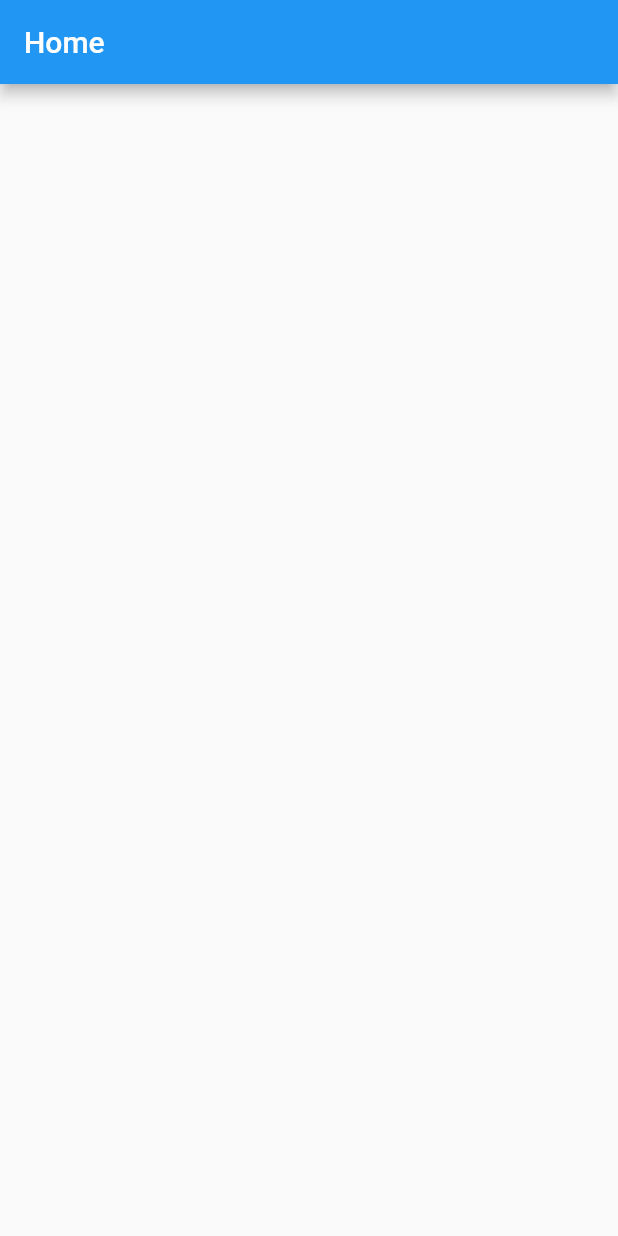
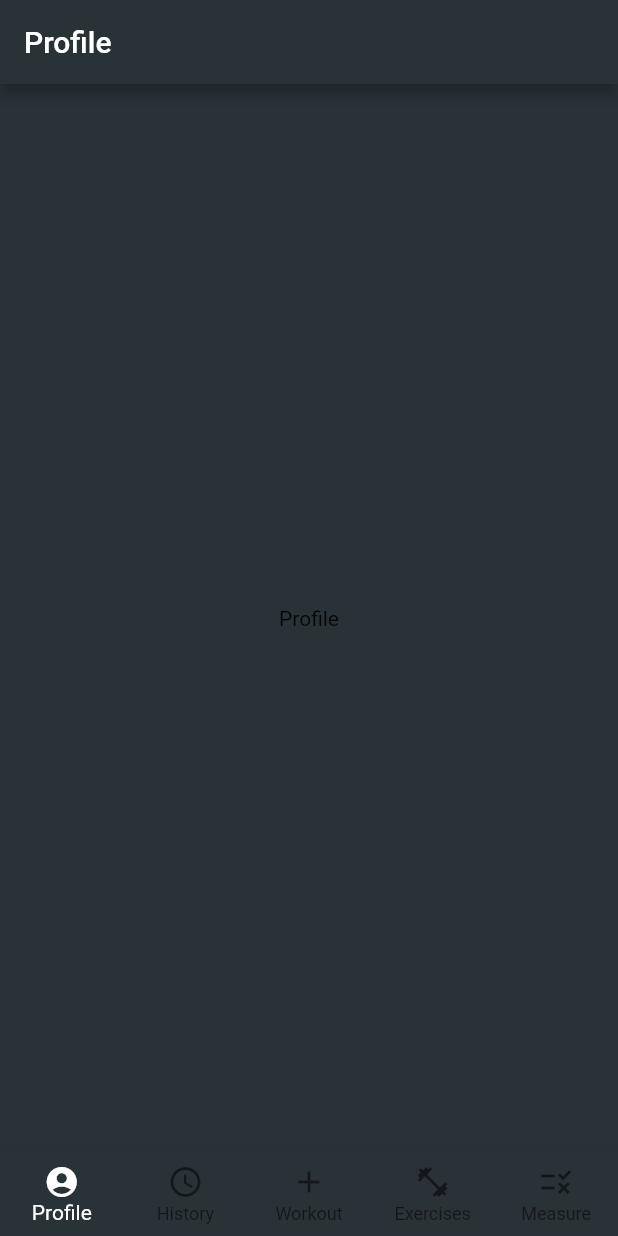
Before and after one commit to iamTheo20/Flutter_basics, a Flutter app: the screen it shows after launch, on a phone screen of 412 x 824 dp. Run offline on Flutter 3.47's test engine with Material 2 defaults, Android fonts, the phone set to English and light mode, and no system bars.

Commit message:
workout step1
did the first things to the workout portion

```diff
--- /dev/null
+++ b/friendAlarm/app/lib/HistoryPage.dart
@@ -0,0 +1,15 @@
+
+import 'package:flutter/material.dart';
+
+class HistoryPage extends StatelessWidget {
+  @override
+  Widget build(BuildContext context) => Scaffold(
+    appBar: AppBar(
+      backgroundColor: Color.fromRGBO(41, 50, 55, 1.0),
+      title: Text('History'),
+
+    ),
+    body: Center(child: Text('History')),
+    backgroundColor: Color.fromRGBO(41, 50, 55, 1.0),
+  );
+}
--- /dev/null
+++ b/friendAlarm/app/lib/MeasurePage.dart
@@ -0,0 +1,15 @@
+
+import 'package:flutter/material.dart';
+
+class MeasurePage extends StatelessWidget {
+  @override
+  Widget build(BuildContext context) => Scaffold(
+    appBar: AppBar(
+      backgroundColor: Color.fromRGBO(41, 50, 55, 1.0),
+      title: Text('Measure'),
+
+    ),
+    body: Center(child: Text('Measure')),
+    backgroundColor: Color.fromRGBO(41, 50, 55, 1.0),
+  );
+}
--- /dev/null
+++ b/friendAlarm/app/lib/ProfilePage.dart
@@ -0,0 +1,15 @@
+
+import 'package:flutter/material.dart';
+
+class ProfilePage extends StatelessWidget {
+  @override
+  Widget build(BuildContext context) => Scaffold(
+    appBar: AppBar(
+      backgroundColor: Color.fromRGBO(41, 50, 55, 1.0),
+      title: const Text('Profile'),
+
+    ),
+    body: Center(child: Text('Profile')),
+    backgroundColor: Color.fromRGBO(41, 50, 55, 1.0),
+  );
+}
--- a/friendAlarm/app/lib/main.dart
+++ b/friendAlarm/app/lib/main.dart
@@ -1,3 +1,10 @@
+
+
+import 'ProfilePage.dart';
+import 'ExercisePage.dart';
+import 'HistoryPage.dart';
+import 'WorkoutPage.dart';
+import 'MeasurePage.dart';
 import 'package:flutter/material.dart';
 
 void main() {
@@ -15,7 +22,7 @@ class MyApp extends StatelessWidget {
       theme: ThemeData(
         primarySwatch: Colors.blue,
       ),
-      home: const MyHomePage(title: 'Flutter Demo Home Page'),
+      home: MyHomePage(title: 'Flutter Demo Home Page'),
     );
   }
 }
@@ -25,19 +32,82 @@ class MyHomePage extends StatefulWidget {
   const MyHomePage({Key? key, required this.title}) : super(key: key);
   final String title;
   @override
-  State<MyHomePage> createState() => _MyHomePageState();
+  _MyHomePageState createState() => _MyHomePageState();
 }
 
+
+
 class _MyHomePageState extends State<MyHomePage> {
+
+  int currentindex = 0;
+  final screens = [
+    ProfilePage(),
+    HistoryPage(),
+    WorkoutPage(),
+    ExercisePage(),
+    MeasurePage(),
+  ];
+
   @override
   Widget build(BuildContext context) {
     return Scaffold(
-      appBar: AppBar(
 
-        title: const Text('Home'),
+      body: IndexedStack(
+        index: currentindex,
+        children: screens,
       ),
 
 
+      bottomNavigationBar: BottomNavigationBar(
+      onTap: (index) => setState(()  => currentindex = index),
+      backgroundColor: Color.fromRGBO(41, 50, 55, 1.0),
+      selectedItemColor: Colors.white,
+      type: BottomNavigationBarType.fixed,
+      currentIndex: currentindex,
+      items: const [
+      BottomNavigationBarItem(
+
+       icon: Icon(Icons.account_circle_sharp),
+       label: 'Profile',
+
+
+        ),
+      BottomNavigationBarItem(
+       icon: Icon(Icons.access_time),
+       label: 'History',
+       backgroundColor: Colors.white,
+        ),
+      BottomNavigationBarItem(
+       icon: Icon(Icons.add),
+       label: 'Workout',
+       backgroundColor: Colors.white,
+        ),
+
+      BottomNavigationBarItem(
+       icon: Icon(Icons.fitness_center),
+       label: 'Exercises',
+       backgroundColor: Colors.white,
+        ),
+
+      BottomNavigationBarItem(
+       icon: Icon(Icons.rule_sharp),
+       label: 'Measure',
+       backgroundColor: Colors.white,
+        ),
+
+
+
+      ],
+
+
+
+
+
+
+
+
+      ),
+      backgroundColor: Color.fromRGBO(41, 50, 55, 1.0),
     );
   }
 }
```
Also changed, not shown: friendAlarm/app/lib/ExercisePage.dart (added, +16 -0 lines), friendAlarm/app/lib/WorkoutPage.dart (added, +92 -0 lines).
